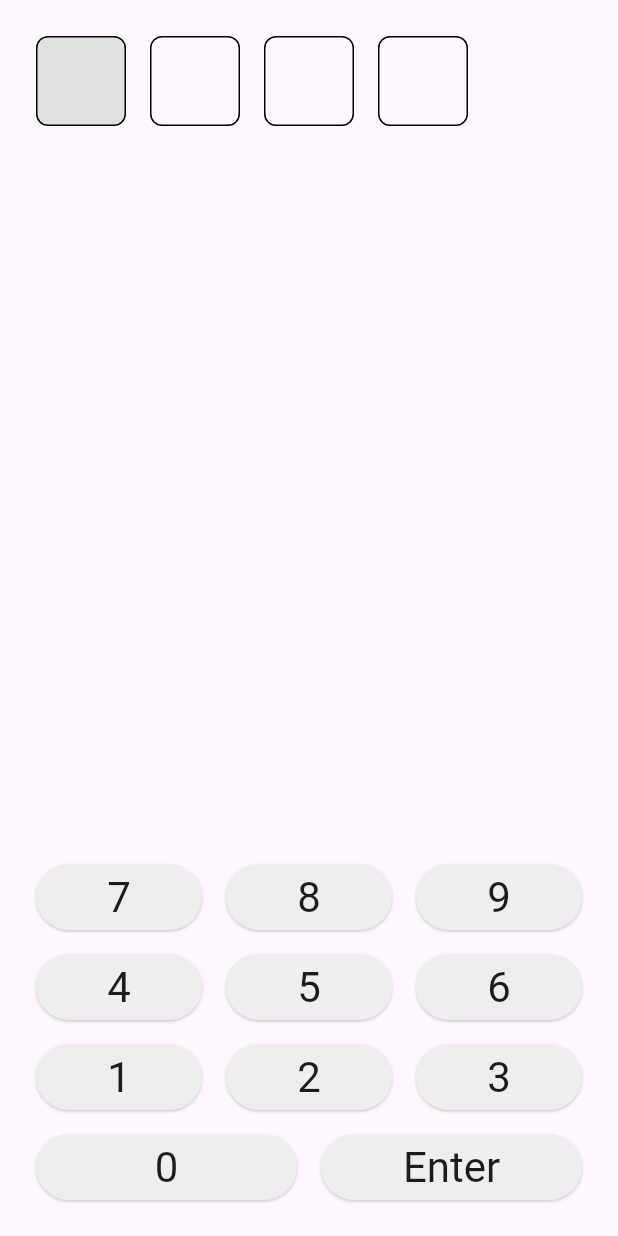
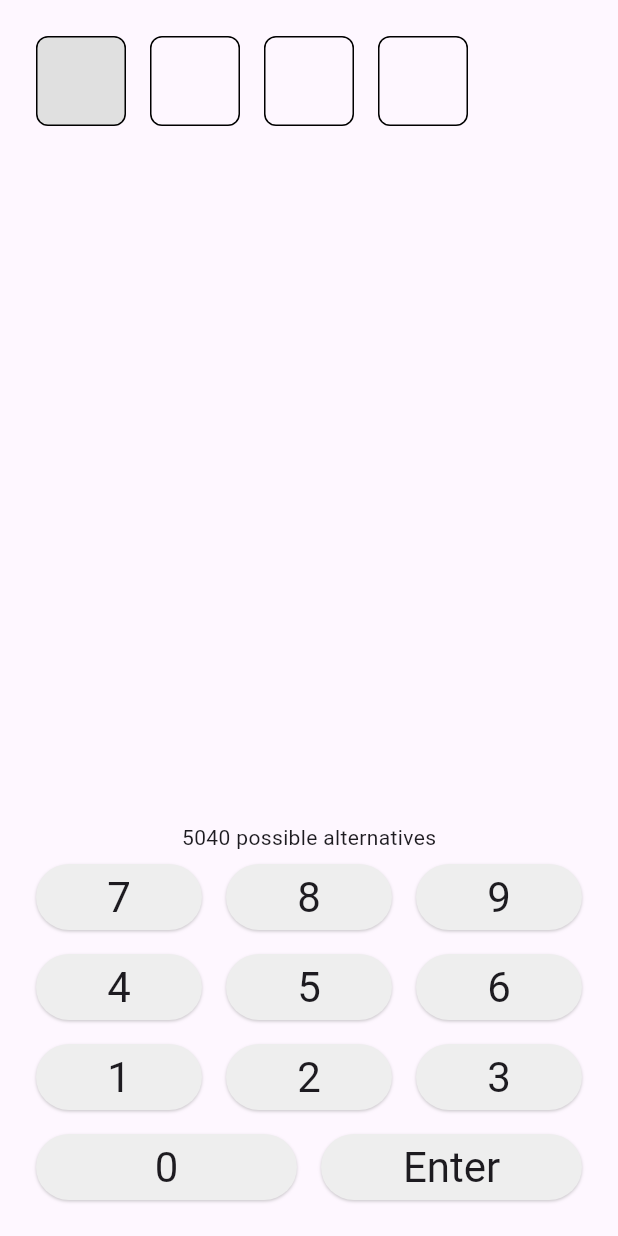
Before and after one commit to janne/bulls_and_cows, a Flutter app: the screen it shows after launch, on a phone screen of 412 x 824 dp. Run offline on Flutter 3.47's test engine with Material 3 defaults, Android fonts, the phone set to English and light mode, and no system bars.

Commit message:
Calculate possible options

```diff
--- a/lib/game.dart
+++ b/lib/game.dart
@@ -17,11 +17,13 @@ class _GameState extends State<Game> {
   (int?, int?, int?, int?) guess = (null, null, null, null);
   List<GuessResult> results = [];
   late (int, int, int, int) code;
+  late Set<(int, int, int, int)> alternatives;
 
   @override
   initState() {
     super.initState();
     code = _generateCode();
+    alternatives = _generatePermutations();
   }
 
   onSelect(int i) {
@@ -48,24 +50,63 @@ class _GameState extends State<Game> {
     });
   }
 
-  void _onReturn() {
-    final (a, b, c, d) = guess;
-    final guessList = [a, b, c, d];
-    if (guessList.any((e) => e == null)) return;
+  List<int> recToList((int, int, int, int) rec) {
+    final (a, b, c, d) = rec;
+    return [a, b, c, d];
+  }
 
-    final (x, y, z, q) = code;
-    final codeList = [x, y, z, q];
-
-    final (bulls, cows) = guessList.indexed.fold((0, 0), (pair, item) {
+  (int, int) _getBullsAndCows((int, int, int, int) code) {
+    final guessList = recToList(guess as (int, int, int, int));
+    final codeList = recToList(code);
+    return guessList.indexed.fold((0, 0), (pair, item) {
       final (i, c) = item;
       var (bulls, cows) = pair;
       if (codeList[i] == c) return (bulls + 1, cows);
       if (codeList.contains(c)) return (bulls, cows + 1);
       return (bulls, cows);
     });
+  }
+
+  void _onReturn() {
+    final (a, b, c, d) = guess;
+    if (a == null || b == null || c == null || d == null) return;
+    final (bulls, cows) = _getBullsAndCows(code);
+    _cleanAlternatives(bulls, cows);
     setState(() {
       results.add((guess: guess as (int, int, int, int), bulls: bulls, cows: cows));
       guess = (null, null, null, null);
+    });
+  }
+
+  Set<(int, int, int, int)> _generatePermutations() {
+    Set<(int, int, int, int)> result = {};
+    List<int> usedNumbers = [];
+
+    void generate(List<int> current) {
+      if (current.length == 4) {
+        result.add((current[0], current[1], current[2], current[3]));
+        return;
+      }
+
+      for (int i = 0; i < 10; i++) {
+        if (!usedNumbers.contains(i)) {
+          usedNumbers.add(i);
+          current.add(i);
+          generate(current);
+          current.removeLast();
+          usedNumbers.removeLast();
+        }
+      }
+    }
+
+    generate([]);
+
+    return result;
+  }
+
+  void _cleanAlternatives(int bulls, int cows) {
+    setState(() {
+      alternatives = alternatives.where((alt) => _getBullsAndCows(alt) == (bulls, cows)).toSet();
     });
   }
 
@@ -75,6 +116,7 @@ class _GameState extends State<Game> {
       guess = (null, null, null, null);
       selected = 0;
       code = _generateCode();
+      alternatives = _generatePermutations();
     });
   }
 
@@ -102,14 +144,22 @@ class _GameState extends State<Game> {
               ),
             ),
             if (won) ElevatedButton(onPressed: _newGame, child: const Text("New game")),
+            if (!won) Text("${alternatives.length} possible alternative${alternatives.length > 1 ? 's' : ''}"),
             if (!won)
               Keyboard(
                 onPress: _onKeyboardPress,
                 onReturn: _onReturn,
+                disabled: _getDisabled(),
               ),
           ],
         ),
       ),
     );
   }
+
+  Set<int> _getDisabled() => alternatives.fold({0, 1, 2, 3, 4, 5, 6, 7, 8, 9}, (disabled, alt) {
+        final (a, b, c, d) = alt;
+        disabled.removeAll({a, b, c, d});
+        return disabled;
+      });
 }
--- a/lib/keyboard.dart
+++ b/lib/keyboard.dart
@@ -5,38 +5,37 @@ import 'package:flutter/material.dart';
 class Keyboard extends StatelessWidget {
   final void Function(int? i) onPress;
   final void Function() onReturn;
-  final int? guess;
+  final Set<int> disabled;
 
-  const Keyboard({super.key, required this.onPress, this.guess, required this.onReturn});
+  const Keyboard({super.key, required this.onPress, required this.onReturn, required this.disabled});
 
   @override
   Widget build(BuildContext context) {
     return Column(
       children: [
-        Text("${guess ?? ''}", style: Theme.of(context).textTheme.headlineMedium),
         Row(
           children: [
-            NumberButton(onPressed: onPress, number: 7),
-            NumberButton(onPressed: onPress, number: 8),
-            NumberButton(onPressed: onPress, number: 9),
+            NumberButton(onPressed: onPress, number: 7, disabled: disabled.contains(7)),
+            NumberButton(onPressed: onPress, number: 8, disabled: disabled.contains(8)),
+            NumberButton(onPressed: onPress, number: 9, disabled: disabled.contains(9)),
           ],
         ),
         Row(mainAxisAlignment: MainAxisAlignment.spaceEvenly, children: [
-          NumberButton(onPressed: onPress, number: 4),
-          NumberButton(onPressed: onPress, number: 5),
-          NumberButton(onPressed: onPress, number: 6),
+          NumberButton(onPressed: onPress, number: 4, disabled: disabled.contains(4)),
+          NumberButton(onPressed: onPress, number: 5, disabled: disabled.contains(5)),
+          NumberButton(onPressed: onPress, number: 6, disabled: disabled.contains(6)),
         ]),
         Row(
           mainAxisAlignment: MainAxisAlignment.spaceEvenly,
           children: [
-            NumberButton(onPressed: onPress, number: 1),
-            NumberButton(onPressed: onPress, number: 2),
-            NumberButton(onPressed: onPress, number: 3),
+            NumberButton(onPressed: onPress, number: 1, disabled: disabled.contains(1)),
+            NumberButton(onPressed: onPress, number: 2, disabled: disabled.contains(2)),
+            NumberButton(onPressed: onPress, number: 3, disabled: disabled.contains(3)),
           ],
         ),
         Row(
           children: [
-            NumberButton(onPressed: onPress, number: 0),
+            NumberButton(onPressed: onPress, number: 0, disabled: disabled.contains(0)),
             ReturnButton(onPressed: onReturn),
           ],
         )
--- a/lib/number_button.dart
+++ b/lib/number_button.dart
@@ -3,14 +3,16 @@ import 'package:flutter/material.dart';
 class NumberButton extends StatelessWidget {
   final int number;
   final void Function(int button) onPressed;
+  final bool disabled;
 
-  const NumberButton({super.key, required this.onPressed, required this.number});
+  const NumberButton({super.key, required this.onPressed, required this.number, required this.disabled});
 
   @override
   Widget build(BuildContext context) {
+    final textStyle = Theme.of(context).textTheme.headlineMedium!;
     return Expanded(
       child: InkResponse(
-        onTapDown: (_) => onPressed(number),
+        onTapDown: (_) => disabled ? () {} : onPressed(number),
         child: Container(
           alignment: Alignment.center,
           margin: const EdgeInsets.all(8),
@@ -26,7 +28,7 @@ class NumberButton extends StatelessWidget {
             color: Colors.grey[200],
             borderRadius: const BorderRadius.all(Radius.circular(24)),
           ),
-          child: Text(number.toString(), style: Theme.of(context).textTheme.headlineMedium),
+          child: Text(number.toString(), style: disabled ? textStyle.copyWith(color: Colors.grey) : textStyle),
         ),
       ),
     );
```
Also changed, not shown: 1 other file.
